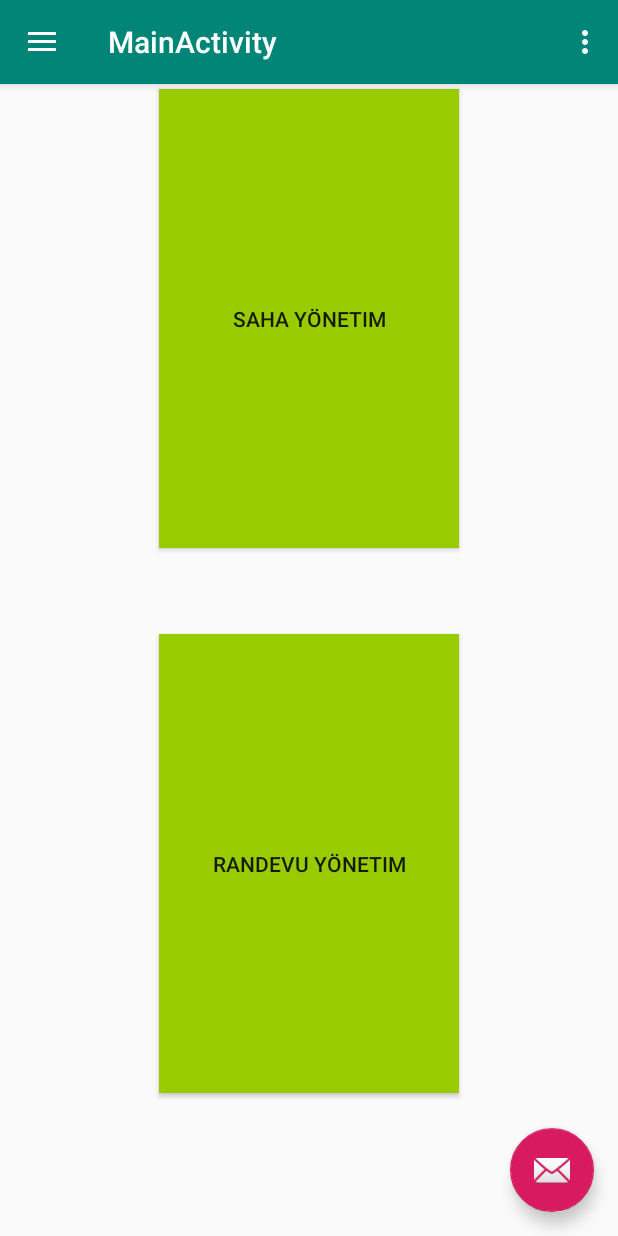
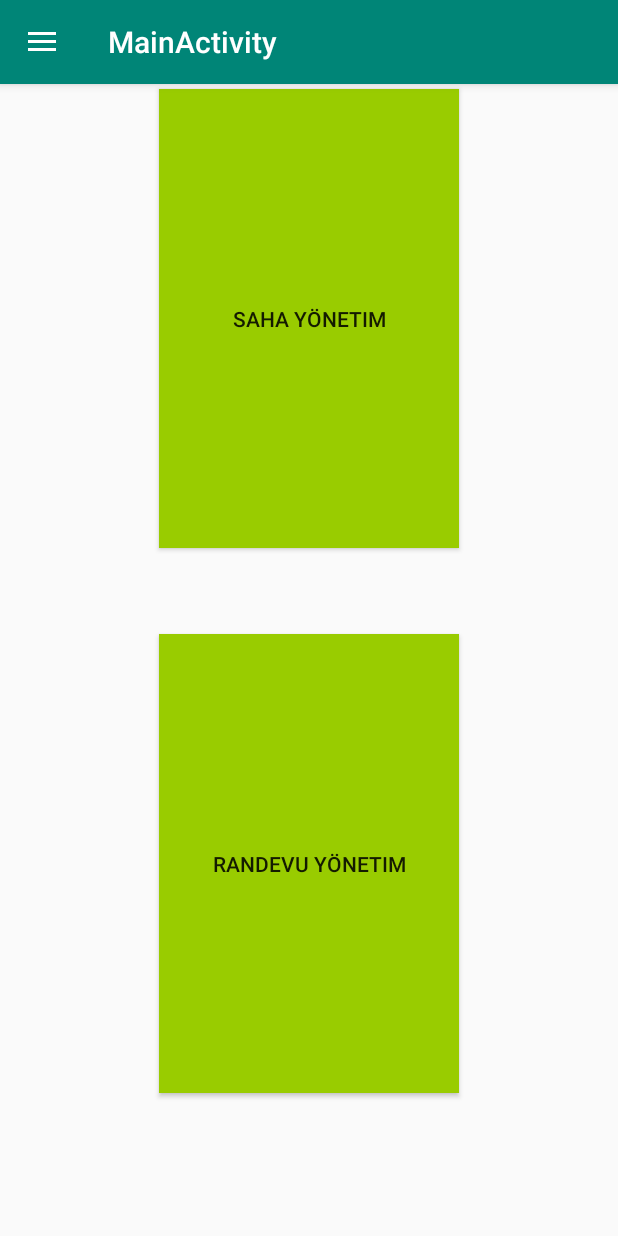
Before and after one commit to BurakCalisgan/SahaniAl, an Android app: the screen it shows after launch once a user with an empty profile is signed in (MainActivity), on a phone screen of 412 x 824 dp. Run offline under Robolectric (Android 15) with nearby library versions, the phone set to English and light mode, and no system bars; our stand-ins replace Firebase (no records; nobody signed in at launch, a user with empty details on screens opened directly).

Commit message:
Menu tasarımında ufak değişiklikler yapıldı.

```diff
--- a/app/src/main/java/sahanial/com/sahanal/Activities/MainActivity.java
+++ b/app/src/main/java/sahanial/com/sahanal/Activities/MainActivity.java
@@ -77,16 +77,6 @@ public class MainActivity extends AppCompatActivity
         });*/
 
 
-
-        FloatingActionButton fab = (FloatingActionButton) findViewById(R.id.fab);
-        fab.setOnClickListener(new View.OnClickListener() {
-            @Override
-            public void onClick(View view) {
-                Snackbar.make(view, "Replace with your own action", Snackbar.LENGTH_LONG)
-                        .setAction("Action", null).show();
-            }
-        });
-
         DrawerLayout drawer = (DrawerLayout) findViewById(R.id.drawer_layout);
         ActionBarDrawerToggle toggle = new ActionBarDrawerToggle(
                 this, drawer, toolbar, R.string.navigation_drawer_open, R.string.navigation_drawer_close);
@@ -123,11 +113,6 @@ public class MainActivity extends AppCompatActivity
         // as you specify a parent activity in AndroidManifest.xml.
         int id = item.getItemId();
 
-        //noinspection SimplifiableIfStatement
-        if (id == R.id.action_settings) {
-            return true;
-        }
-
         return super.onOptionsItemSelected(item);
     }
 
@@ -137,15 +122,7 @@ public class MainActivity extends AppCompatActivity
         // Handle navigation view item clicks here.
         int id = item.getItemId();
 
-        if (id == R.id.nav_camera) {
-            // Handle the camera action
-        } else if (id == R.id.nav_gallery) {
-
-        } else if (id == R.id.nav_slideshow) {
-
-        } else if (id == R.id.nav_manage) {
-
-        } else if (id == R.id.nav_share) {
+        if (id == R.id.nav_share) {
 
         } else if (id == R.id.nav_send) {
 
@@ -153,9 +130,6 @@ public class MainActivity extends AppCompatActivity
             mAuth.signOut();;
             updateUI();
             finish();
-        } else if(id == R.id.nav_menu){
-            getSupportFragmentManager().beginTransaction().replace(R.id.fragment_container,
-                    new Router()).commit();
         }
 
         DrawerLayout drawer = (DrawerLayout) findViewById(R.id.drawer_layout);
--- a/app/src/main/res/layout/activity_saha_detay.xml
+++ b/app/src/main/res/layout/activity_saha_detay.xml
@@ -5,7 +5,7 @@
     android:layout_width="match_parent"
     android:layout_height="match_parent"
     tools:context=".Activities.SahaDetayActivity"
-    android:paddingLeft="10dp">
+    android:paddingLeft="10dp"
     android:paddingRight="10dp">
 
     <TextView
--- a/app/src/main/res/layout/app_bar_main.xml
+++ b/app/src/main/res/layout/app_bar_main.xml
@@ -28,12 +28,5 @@
         android:layout_height="match_parent">
 
     </FrameLayout>
-    <android.support.design.widget.FloatingActionButton
-        android:id="@+id/fab"
-        android:layout_width="wrap_content"
-        android:layout_height="wrap_content"
-        android:layout_gravity="bottom|end"
-        android:layout_margin="@dimen/fab_margin"
-        app:srcCompat="@android:drawable/ic_dialog_email" />
 
 </android.support.design.widget.CoordinatorLayout>
--- a/app/src/main/res/menu/activity_main_drawer.xml
+++ b/app/src/main/res/menu/activity_main_drawer.xml
@@ -5,43 +5,17 @@
 
     <group android:checkableBehavior="single">
         <item
-            android:id="@+id/nav_menu"
-            android:icon="@drawable/ic_menu_manage"
-            android:title="Menu" />
+            android:id="@+id/nav_share"
+            android:icon="@drawable/ic_menu_share"
+            android:title="Saha Yönetimi" />
         <item
-            android:id="@+id/nav_camera"
-            android:icon="@drawable/ic_menu_camera"
-            android:title="Import" />
+            android:id="@+id/nav_send"
+            android:icon="@drawable/ic_menu_send"
+            android:title="Randevu Yönetimi" />
         <item
-            android:id="@+id/nav_gallery"
-            android:icon="@drawable/ic_menu_gallery"
-            android:title="Gallery" />
-        <item
-            android:id="@+id/nav_slideshow"
-            android:icon="@drawable/ic_menu_slideshow"
-            android:title="Slideshow" />
-        <item
-            android:id="@+id/nav_manage"
-            android:icon="@drawable/ic_menu_manage"
-            android:title="Tools" />
+            android:id="@+id/nav_logout"
+            android:icon="@drawable/ic_menu_exit"
+            android:title="ÇIKIŞ YAP" />
     </group>
 
-    <item android:title="Communicate">
-        <menu>
-            <item
-                android:id="@+id/nav_share"
-                android:icon="@drawable/ic_menu_share"
-                android:title="Share" />
-            <item
-                android:id="@+id/nav_send"
-                android:icon="@drawable/ic_menu_send"
-                android:title="Send" />
-            <item
-                android:id="@+id/nav_logout"
-                android:icon="@drawable/ic_menu_send"
-                android:title="ÇIKIŞ YAP" />
-
-        </menu>
-    </item>
-
 </menu>
--- a/app/src/main/res/menu/main.xml
+++ b/app/src/main/res/menu/main.xml
@@ -1,9 +1,4 @@
 <?xml version="1.0" encoding="utf-8"?>
 <menu xmlns:android="http://schemas.android.com/apk/res/android"
     xmlns:app="http://schemas.android.com/apk/res-auto">
-    <item
-        android:id="@+id/action_settings"
-        android:orderInCategory="100"
-        android:title="@string/action_settings"
-        app:showAsAction="never" />
 </menu>
```
Also changed, not shown: app/src/main/res/drawable-hdpi/ic_menu_exit.png (added), app/src/main/res/drawable-mdpi/ic_menu_exit.png (added), app/src/main/res/drawable-xhdpi/ic_menu_exit.png (added), app/src/main/res/drawable-xxhdpi/ic_menu_exit.png (added), app/src/main/res/drawable-xxxhdpi/ic_menu_exit.png (added).
